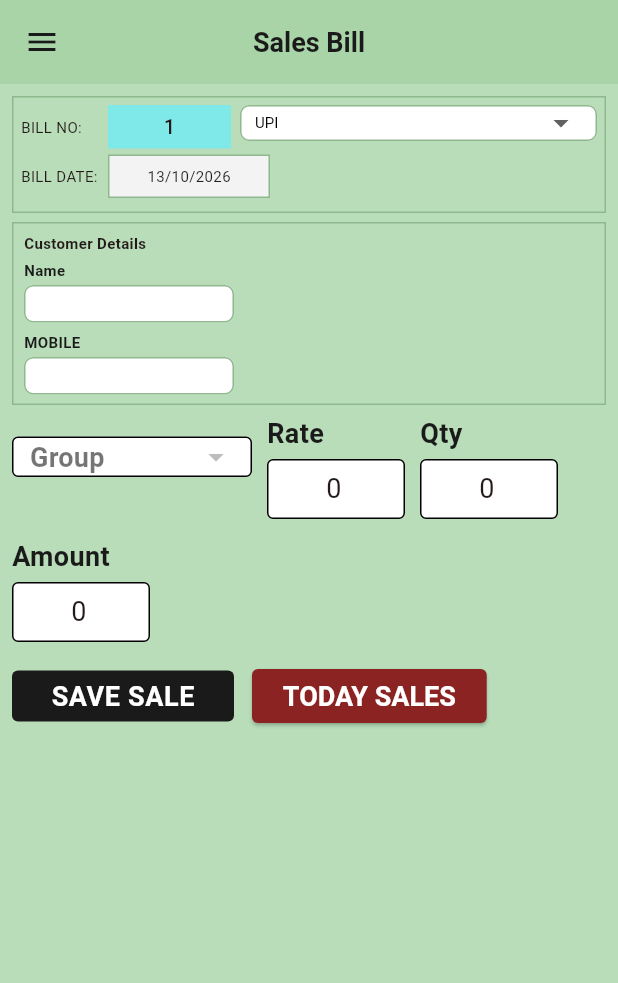
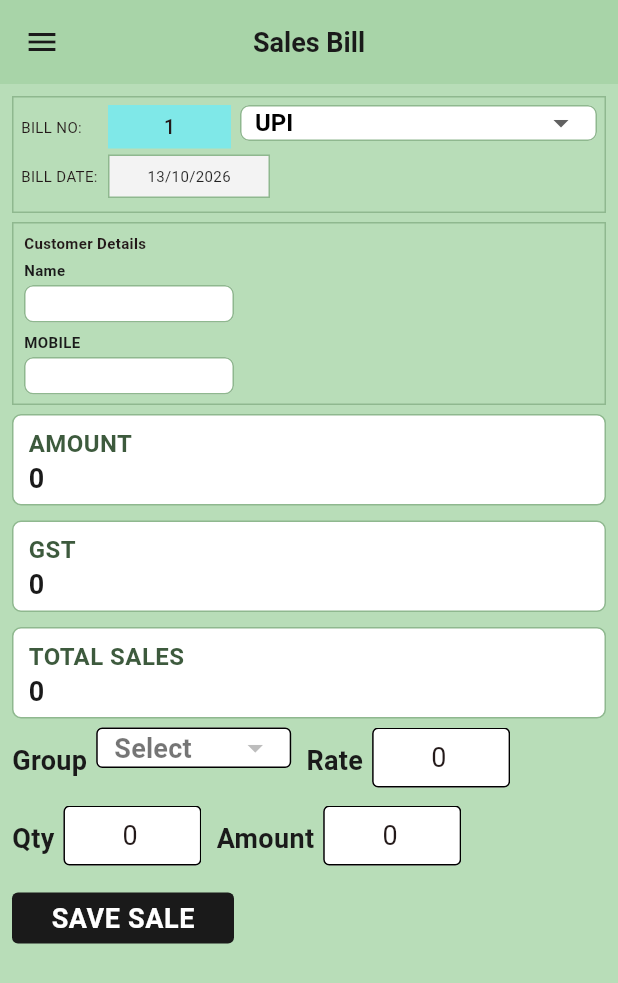
Before and after one commit to Vigneshwari116/surabhi, a Flutter app: the SalesBillScreen screen opened directly, on a phone screen of 412 x 824 dp. Shown: the top 983 px of the screen. Run offline on Flutter 3.47's test engine with Material 3 defaults, Android fonts, the phone set to English and light mode, and no system bars; our stand-ins replace connectivity_plus, pdf, printing, share_plus, shared_preferences, sqflite and 1 more; missing offline and left inert: excel, windows_printer; accounts and stored records are empty; statements that could not run were skipped.

Commit message:
Bill UI: today sales cards, payment colors, receipt columns, inline entry row
Show Amount/GST/Total dashboard boxes on bill screen; TODAY SALES in app bar
top-right. Payment dropdown: CASH black, UPI white, CARD blue. Receipt centers
shop header/address and spaces SNO from GROUP. Group/Rate/Qty/Amount on one
line; focus order Name→Mobile→Group→Rate→Qty. Sharper launcher icons.

```diff
--- a/lib/screen/sales_bill_screen.dart
+++ b/lib/screen/sales_bill_screen.dart
@@ -9,6 +9,7 @@ import 'package:surabhi/config/app_config.dart';
 import 'package:surabhi/config/local_credentials.dart';
 import 'package:surabhi/db/local_db.dart';
 import 'package:surabhi/models/sale_bill.dart';
+import 'package:surabhi/repositories/abstract_repository.dart';
 import 'package:surabhi/repositories/bill_repository.dart';
 import 'package:surabhi/services/app_session_service.dart';
 import 'package:surabhi/services/bill_print_service.dart';
@@ -144,7 +145,13 @@ class _SalesBillScreenState extends State<SalesBillScreen> {
 
   final FocusNode _mobileFocus = FocusNode();
 
+  final FocusNode _groupFocus = FocusNode();
+
   String _lastFocusField = 'name';
+
+  double _todayAmount = 0;
+  double _todayGst = 0;
+  double _todayGrandTotal = 0;
 
   // ============================================================
   // AUTO FOCUS TIMERS — removed; field advance is Enter-only.
@@ -203,6 +210,7 @@ class _SalesBillScreenState extends State<SalesBillScreen> {
 
     _loadGstRates();
     unawaited(_loadMasterParticulars());
+    unawaited(_refreshTodaySales());
 
     if (widget.initialBillNo != null) {
       _billNo = widget.initialBillNo!;
@@ -485,6 +493,11 @@ class _SalesBillScreenState extends State<SalesBillScreen> {
   // FOCUS QTY
   // ============================================================
 
+  void _focusGroup() {
+    if (!mounted) return;
+    _groupFocus.requestFocus();
+  }
+
   void _focusQty() {
     if (!mounted) return;
 
@@ -853,6 +866,7 @@ class _SalesBillScreenState extends State<SalesBillScreen> {
       });
 
       await _persistSession();
+      unawaited(_refreshTodaySales());
 
       WidgetsBinding.instance.addPostFrameCallback((_) {
         if (mounted) _focusRate();
@@ -1064,7 +1078,15 @@ class _SalesBillScreenState extends State<SalesBillScreen> {
     if (widget.embeddedInDashboard) {
       return Scaffold(
         backgroundColor: AppColors.background,
-        appBar: sectionHeaderAppBar('SALES BILL'),
+        appBar: sectionHeaderAppBar(
+          'SALES BILL',
+          actions: [
+            Padding(
+              padding: const EdgeInsets.only(right: 8),
+              child: _buildTodaySalesButton(compact: true),
+            ),
+          ],
+        ),
         body: _buildLockedBody(body),
       );
     }
@@ -1194,6 +1216,8 @@ class _SalesBillScreenState extends State<SalesBillScreen> {
               children: [
                 _buildTopArea(),
                 const SizedBox(height: 6),
+                _buildTodaySalesSummary(),
+                const SizedBox(height: 6),
                 _buildRateQtyAmount(),
                 const SizedBox(height: 6),
                 Align(
@@ -1210,57 +1234,75 @@ class _SalesBillScreenState extends State<SalesBillScreen> {
     );
   }
 
-  Future<void> _showTodaySales() async {
-    final now = DateTime.now();
-    final dayKey =
-        '${now.year.toString().padLeft(4, '0')}-'
-        '${now.month.toString().padLeft(2, '0')}-'
-        '${now.day.toString().padLeft(2, '0')}';
-
+  Future<void> _refreshTodaySales() async {
     try {
-      await LocalDb.instance.initialize();
-      final entries = await LocalDb.instance.getLedgerEntries(
-        _selectedLocation,
-        from: dayKey,
-        to: dayKey,
-      );
-
-      var taxable = 0.0;
-      var gst = 0.0;
-      var grand = 0.0;
-      for (final entry in entries) {
-        taxable += entry.totalAmount;
-        gst += entry.totalCgst + entry.totalSgst + entry.totalIgst;
-        grand += entry.grandTotal;
-      }
-
+      final today = DateTime.now();
+      final summary = await AbstractRepository.getSummaryForDateRange(
+        location: _selectedLocation,
+        fromDate: today,
+        toDate: today,
+      );
       if (!mounted) return;
-
-      await showDialog<void>(
-        context: context,
-        builder: (context) => AlertDialog(
-          title: const Text(
-            'Today sales',
-            style: TextStyle(fontSize: AppTextSizes.sectionHeader),
-          ),
-          content: Text(
-            'Amount: ${_format(taxable)}\n'
-            'GST: ${_format(gst)}\n'
-            'Total sales: ${_format(grand)}\n'
-            'Bills: ${entries.length}',
-            style: const TextStyle(fontSize: AppTextSizes.fieldText),
-          ),
-          actions: [
-            TextButton(
-              onPressed: () => Navigator.of(context).pop(),
-              child: const Text('OK'),
-            ),
-          ],
-        ),
-      );
+      setState(() {
+        _todayAmount = summary.totalSaleAmount;
+        _todayGst = summary.totalGst;
+        _todayGrandTotal = summary.totalSaleAmount + summary.totalGst;
+      });
     } catch (_) {
-      if (!mounted) return;
-      _showMessage('Could not load today sales');
+      // Keep previous totals on refresh failure.
+    }
+  }
+
+  Widget _buildTodaySalesButton({bool compact = false}) {
+    return SizedBox(
+      height: 32,
+      child: ElevatedButton(
+        key: const Key('today_sales_button'),
+        onPressed: _busy ? null : _refreshTodaySales,
+        style: ElevatedButton.styleFrom(
+          backgroundColor: AppColors.actionButton,
+          foregroundColor: Colors.white,
+          padding: EdgeInsets.symmetric(horizontal: compact ? 10 : 14),
+          textStyle: const TextStyle(
+            fontSize: AppTextSizes.buttonText,
+            fontWeight: FontWeight.w600,
+          ),
+        ),
+        child: Text(compact ? 'TODAY SALES' : 'TODAY SALES'),
+      ),
+    );
+  }
+
+  Widget _buildTodaySalesSummary() {
+    return CompactAbstractSummary(
+      amountValue: _format(_todayAmount),
+      gstValue: _format(_todayGst),
+      grandTotalValue: _format(_todayGrandTotal),
+      grandTotalLabel: 'Total sales',
+      cardWidth: 130,
+    );
+  }
+
+  Color _paymentFillColor(String mode) {
+    switch (mode.toUpperCase()) {
+      case 'CASH':
+        return Colors.black;
+      case 'CARD':
+        return AppColors.accentBlue;
+      case 'UPI':
+      default:
+        return Colors.white;
+    }
+  }
+
+  Color _paymentTextColor(String mode) {
+    switch (mode.toUpperCase()) {
+      case 'CASH':
+      case 'CARD':
+        return Colors.white;
+      case 'UPI':
+      default:
+        return Colors.black;
     }
   }
 
@@ -1271,23 +1313,6 @@ class _SalesBillScreenState extends State<SalesBillScreen> {
           buttonKey: const Key('save_sale_bar_button'),
           label: 'SAVE SALE',
           onPressed: _saveBill,
-        ),
-        const SizedBox(width: 12),
-        SizedBox(
-          height: 36,
-          child: ElevatedButton(
-            key: const Key('today_sales_button'),
-            onPressed: _busy ? null : _showTodaySales,
-            style: ElevatedButton.styleFrom(
-              backgroundColor: AppColors.actionButton,
-              foregroundColor: Colors.white,
-              textStyle: const TextStyle(
-                fontSize: AppTextSizes.buttonText,
-                fontWeight: FontWeight.w600,
-              ),
-            ),
-            child: const Text('TODAY SALES'),
-          ),
         ),
         if (_particularError != null) ...[
           const SizedBox(width: 12),
@@ -1317,6 +1342,8 @@ class _SalesBillScreenState extends State<SalesBillScreen> {
                 _buildBillDetails(mobile: true),
                 const SizedBox(height: 6),
                 _buildCustomerDetails(),
+                const SizedBox(height: 6),
+                _buildTodaySalesSummary(),
                 const SizedBox(height: 6),
                 _buildRateQtyAmount(mobile: true),
                 const SizedBox(height: 6),
@@ -1403,6 +1430,8 @@ class _SalesBillScreenState extends State<SalesBillScreen> {
               child: Column(
                 crossAxisAlignment: CrossAxisAlignment.stretch,
                 children: [
+                  if (!widget.embeddedInDashboard) _buildTodaySalesButton(),
+                  if (!widget.embeddedInDashboard) const SizedBox(height: 4),
                   _buildBillNavButton(
                     label: 'PREVIOUS',
                     onPressed: _goToPreviousBill,
@@ -1499,14 +1528,13 @@ class _SalesBillScreenState extends State<SalesBillScreen> {
                     isDense: true,
 
                     decoration:
-                    const InputDecoration(
+                    InputDecoration(
                       filled: true,
-                      fillColor:
-                      Colors.white,
+                      fillColor: _paymentFillColor(_paymentMode),
                       border:
-                      OutlineInputBorder(),
+                      const OutlineInputBorder(),
                       contentPadding:
-                      EdgeInsets
+                      const EdgeInsets
                           .symmetric(
                         horizontal: 6,
                         vertical: 0,
@@ -1514,11 +1542,13 @@ class _SalesBillScreenState extends State<SalesBillScreen> {
                     ),
 
                     style:
-                    const TextStyle(
-                      fontSize: 10,
-                      color:
-                      Colors.black,
-                    ),
+                    TextStyle(
+                      fontSize: AppTextSizes.listSubtitle,
+                      color: _paymentTextColor(_paymentMode),
+                      fontWeight: FontWeight.w600,
+                    ),
+
+                    dropdownColor: _paymentFillColor(_paymentMode),
 
                     items:
                     _paymentModes.map(
@@ -1528,8 +1558,10 @@ class _SalesBillScreenState extends State<SalesBillScreen> {
                           child: Text(
                             item,
                             style:
-                            const TextStyle(
-                              fontSize: 10,
+                            TextStyle(
+                              fontSize: AppTextSizes.listSubtitle,
+                              color: _paymentTextColor(item),
+                              fontWeight: FontWeight.w600,
                             ),
                           ),
                         );
@@ -1638,7 +1670,7 @@ class _SalesBillScreenState extends State<SalesBillScreen> {
                 fieldKey: const Key('bill_mobile_field'),
                 focusNode: _mobileFocus,
                 textInputAction: TextInputAction.next,
-                onSubmitted: (_) => _focusRate(),
+                onSubmitted: (_) => _focusGroup(),
               ),
             ),
           ),
@@ -1859,9 +1891,9 @@ class _SalesBillScreenState extends State<SalesBillScreen> {
       );
     }
 
-    return Column(
-      crossAxisAlignment: CrossAxisAlignment.start,
+    return Row(
       mainAxisSize: MainAxisSize.min,
+      crossAxisAlignment: CrossAxisAlignment.center,
       children: [
         Text(
           label,
@@ -1871,7 +1903,7 @@ class _SalesBillScreenState extends State<SalesBillScreen> {
             color: AppColors.navy,
           ),
         ),
-        const SizedBox(height: 4),
+        const SizedBox(width: 6),
         SizedBox(
           width: _entryBoxWidth,
           height: _entryBoxHeight,
@@ -1882,19 +1914,36 @@ class _SalesBillScreenState extends State<SalesBillScreen> {
   }
 
   Widget _buildGroupDropdown() {
-    return SizedBox(
-      width: 160,
+    return Row(
+      mainAxisSize: MainAxisSize.min,
+      crossAxisAlignment: CrossAxisAlignment.center,
+      children: [
+        const Text(
+          'Group',
+          style: TextStyle(
+            fontSize: _entryLabelSize,
+            fontWeight: FontWeight.w700,
+            color: AppColors.navy,
+          ),
+        ),
+        const SizedBox(width: 6),
+        SizedBox(
+          width: 130,
           height: _entryBoxHeight,
           child: DropdownButtonFormField<String>(
             key: const Key('bill_group_dropdown'),
+            focusNode: _groupFocus,
             value: _selectedParticular,
             isExpanded: true,
             decoration: _entryDecoration().copyWith(
               contentPadding: const EdgeInsets.symmetric(horizontal: 8),
             ),
             hint: Text(
-          'Group',
-          style: TextStyle(fontSize: _entryLabelSize, color: Colors.black54),
+              'Select',
+              style: TextStyle(
+                fontSize: _entryLabelSize,
+                color: Colors.black54,
+              ),
             ),
             items: _masterParticulars
                 .map(
@@ -1916,6 +1965,8 @@ class _SalesBillScreenState extends State<SalesBillScreen> {
               _focusRate();
             },
           ),
+        ),
+      ],
     );
   }
 
@@ -1956,7 +2007,7 @@ class _SalesBillScreenState extends State<SalesBillScreen> {
           )
         : Row(
             mainAxisSize: MainAxisSize.min,
-            crossAxisAlignment: CrossAxisAlignment.start,
+            crossAxisAlignment: CrossAxisAlignment.center,
             children: [
               _buildGroupDropdown(),
               const SizedBox(width: 14),
@@ -1967,7 +2018,7 @@ class _SalesBillScreenState extends State<SalesBillScreen> {
                 onChanged: _rateChanged,
                 onSubmitted: _rateSubmitted,
                 blockTabTraversal: true,
-                textInputAction: TextInputAction.done,
+                textInputAction: TextInputAction.next,
                 fieldKey: const Key('bill_rate_field'),
               ),
               const SizedBox(width: 14),
@@ -2106,11 +2157,11 @@ class _SalesBillScreenState extends State<SalesBillScreen> {
       color: AppColors.tableHeader,
       child: Row(
         children: [
-          _tableHeaderCell('S.no', 45),
-          _tableHeaderCell('Group', 100),
-          _tableHeaderCell('RATE', 65),
-          _tableHeaderCell('Qty', 55),
-          _tableHeaderCell('AMOUNT', 95),
+          _tableHeaderCell('S.no', 40),
+          _tableHeaderCell('Group', 85),
+          _tableHeaderCell('RATE', 58),
+          _tableHeaderCell('Qty', 50),
+          _tableHeaderCell('AMOUNT', 72),
           _tableHeaderCell('Total', 95, last: !showTax),
           if (showTax) ...[
             _tableHeaderCell('CGST %', 70),
@@ -2269,11 +2320,11 @@ class _SalesBillScreenState extends State<SalesBillScreen> {
         color: selected ? const Color(0xFFFFE5A0) : AppColors.background,
         child: Row(
           children: [
-            _tableDataCell('${index + 1}', 45),
-            _tableDataCell(item.particular, 100),
-            _tableDataCell(_format(item.rate), 65),
-            _tableDataCell(_format(item.qty), 55),
-            _tableDataCell(_format(item.amount), 95),
+            _tableDataCell('${index + 1}', 40),
+            _tableDataCell(item.particular, 85),
+            _tableDataCell(_format(item.rate), 58),
+            _tableDataCell(_format(item.qty), 50),
+            _tableDataCell(_format(item.amount), 72),
             _tableDataCell(_format(item.grossAmt), 95, last: !showTax),
             if (showTax) ...[
               _tableDataCell(_format(item.cgstPct), 70),
@@ -2428,6 +2479,8 @@ class _SalesBillScreenState extends State<SalesBillScreen> {
 
     _mobileFocus.dispose();
 
+    _groupFocus.dispose();
+
     super.dispose();
   }
 }
--- a/lib/widgets/compact_layout.dart
+++ b/lib/widgets/compact_layout.dart
@@ -216,7 +216,7 @@ class CompactAbstractSummary extends StatelessWidget {
           Text(
             label.toUpperCase(),
             style: const TextStyle(
-              fontSize: 10,
+              fontSize: AppTextSizes.listSubtitle,
               fontWeight: FontWeight.w600,
               color: AppColors.mutedBlue,
               letterSpacing: 0.3,
@@ -226,7 +226,7 @@ class CompactAbstractSummary extends StatelessWidget {
           Text(
             value,
             style: const TextStyle(
-              fontSize: 16,
+              fontSize: AppTextSizes.fieldText,
               fontWeight: FontWeight.w700,
               color: AppColors.navy,
               height: 1.1,
```
Also changed, not shown: lib/services/receipt_service.dart (+26 -14 lines), 2 other files. Lines whose indentation alone changed are shown as unchanged.
